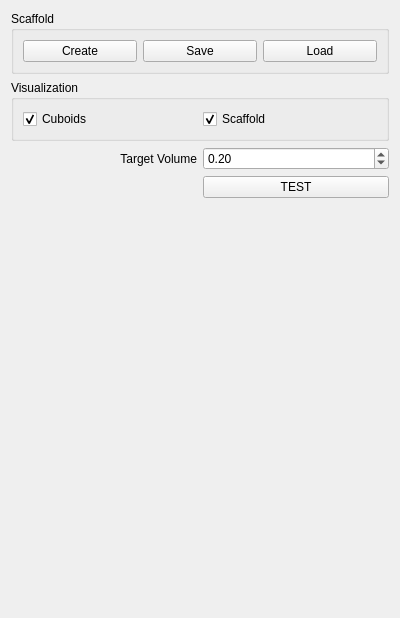
The window that Foldabilizer/FoldabilizerWidget.ui (letienhung/fold-hcc) describes before a commit, drawn with Qt 5.
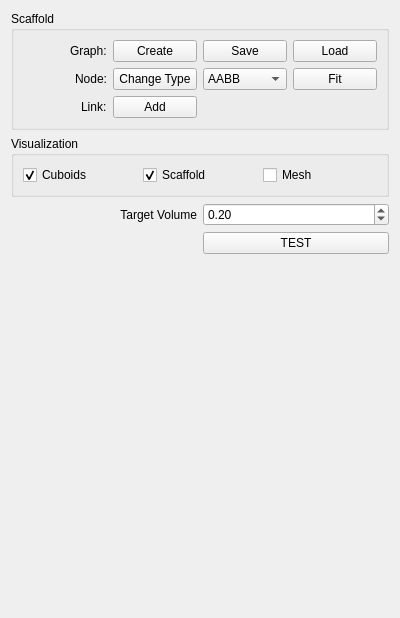
The same window after the commit.

Commit message: added node selection added buttons to Ui

```diff
--- a/Foldabilizer/FoldabilizerWidget.ui
+++ b/Foldabilizer/FoldabilizerWidget.ui
@@ -52,6 +52,13 @@
         </property>
        </widget>
       </item>
+      <item row="0" column="2">
+       <widget class="QCheckBox" name="showMesh">
+        <property name="text">
+         <string>Mesh</string>
+        </property>
+       </widget>
+      </item>
      </layout>
     </widget>
    </item>
@@ -61,27 +68,86 @@
       <string>Scaffold</string>
      </property>
      <layout class="QGridLayout" name="gridLayout_2">
-      <item row="0" column="0">
-       <widget class="QPushButton" name="createScaffold">
+      <item row="2" column="0" alignment="Qt::AlignRight">
+       <widget class="QLabel" name="label_3">
         <property name="text">
-         <string>Create</string>
+         <string>Link:</string>
         </property>
        </widget>
       </item>
-      <item row="0" column="2">
+      <item row="0" column="4">
        <widget class="QPushButton" name="loadScaffold">
         <property name="text">
          <string>Load</string>
         </property>
        </widget>
       </item>
-      <item row="0" column="1">
+      <item row="0" column="2">
+       <widget class="QPushButton" name="createScaffold">
+        <property name="text">
+         <string>Create</string>
+        </property>
+       </widget>
+      </item>
+      <item row="0" column="3">
        <widget class="QPushButton" name="saveScaffold">
         <property name="text">
          <string>Save</string>
         </property>
        </widget>
       </item>
+      <item row="2" column="2">
+       <widget class="QPushButton" name="addLink">
+        <property name="text">
+         <string>Add</string>
+        </property>
+       </widget>
+      </item>
+      <item row="0" column="0" alignment="Qt::AlignRight">
+       <widget class="QLabel" name="label_2">
+        <property name="text">
+         <string>Graph:</string>
+        </property>
+       </widget>
+      </item>
+      <item row="1" column="0" alignment="Qt::AlignRight">
+       <widget class="QLabel" name="label">
+        <property name="text">
+         <string>Node:</string>
+        </property>
+       </widget>
+      </item>
+      <item row="1" column="4">
+       <widget class="QPushButton" name="fitCuboid">
+        <property name="text">
+         <string>Fit</string>
+        </property>
+       </widget>
+      </item>
+      <item row="1" column="3">
+       <widget class="QComboBox" name="cuboidMethod">
+        <property name="editable">
+         <bool>false</bool>
+        </property>
+        <item>
+         <property name="text">
+          <string>AABB</string>
+         </property>
+        </item>
+        <item>
+         <property name="text">
+          <string>minOBB</string>
+         </property>
+        </item>
+       </widget>
+      </item>
+      <item row="1" column="2">
+       <widget class="QPushButton" name="changeCuboidType">
+        <property name="text">
+         <string>Change Type</string>
+        </property>
+       </widget>
+      </item>
      </layout>
     </widget>
    </item>
```
The commit also changes 9 other files.
